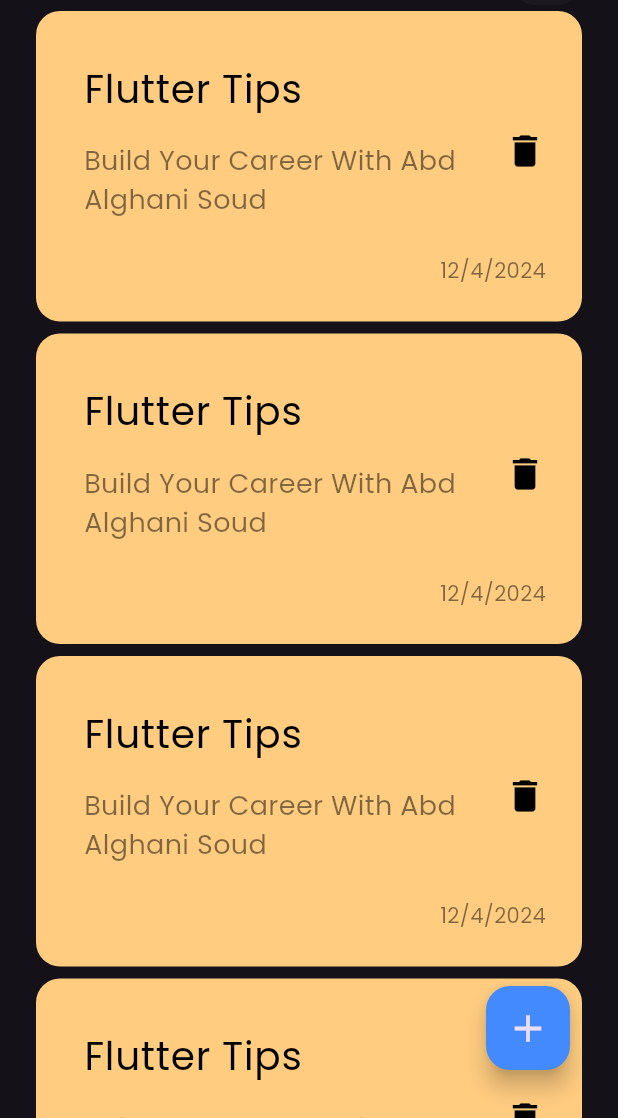
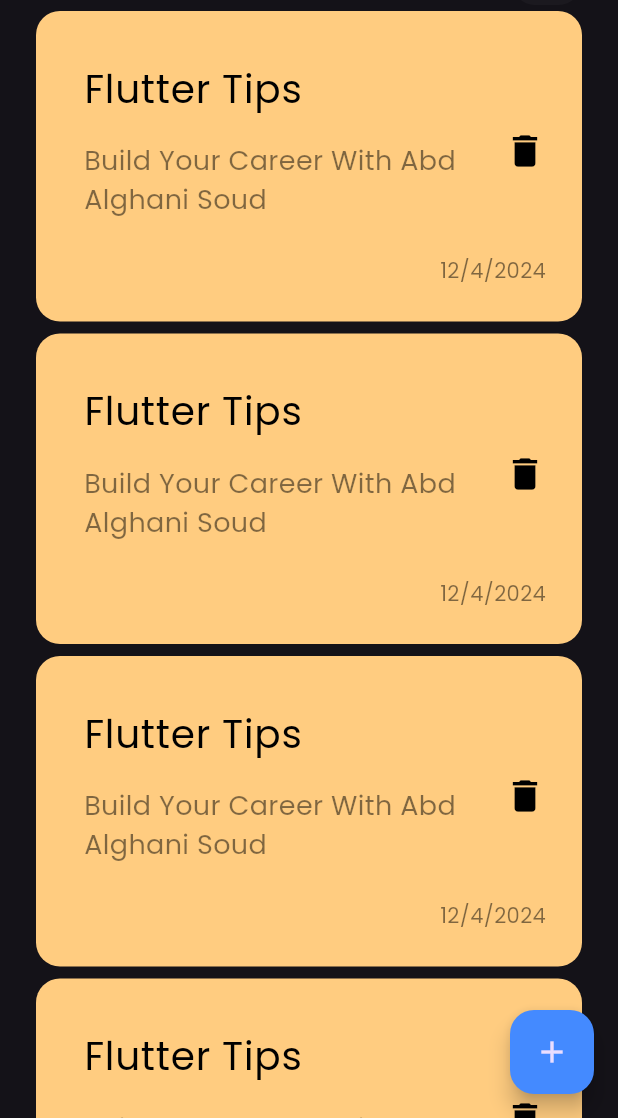
Before and after one commit to abd-alghani-soud/Notes_app, a Flutter app: the screen it shows after launch, on a phone screen of 412 x 824 dp, the part 118-1236 px from its top. Run offline on Flutter 3.47's test engine with Material 3 defaults, Android fonts, the phone set to English and light mode, and no system bars.

Commit message:
add Floating Action Button

```diff
--- a/lib/views/notes_views.dart
+++ b/lib/views/notes_views.dart
@@ -11,18 +11,12 @@ class NotesViews extends StatelessWidget {
   Widget build(BuildContext context) {
     return Scaffold(
       body: const CustomBodyNote(),
-      floatingActionButton: Padding(
-        padding: const EdgeInsets.all(
-          16.0,
+      floatingActionButton: FloatingActionButton(
+        backgroundColor: Colors.blueAccent,
+        child: const Icon(
+          Icons.add,
         ),
-        child: FloatingActionButton(
-          backgroundColor: Colors.blueAccent,
-          child: const Icon(
-            size: 30,
-            Icons.add,
-          ),
-          onPressed: () {},
-        ),
+        onPressed: () {},
       ),
     );
   }
```
